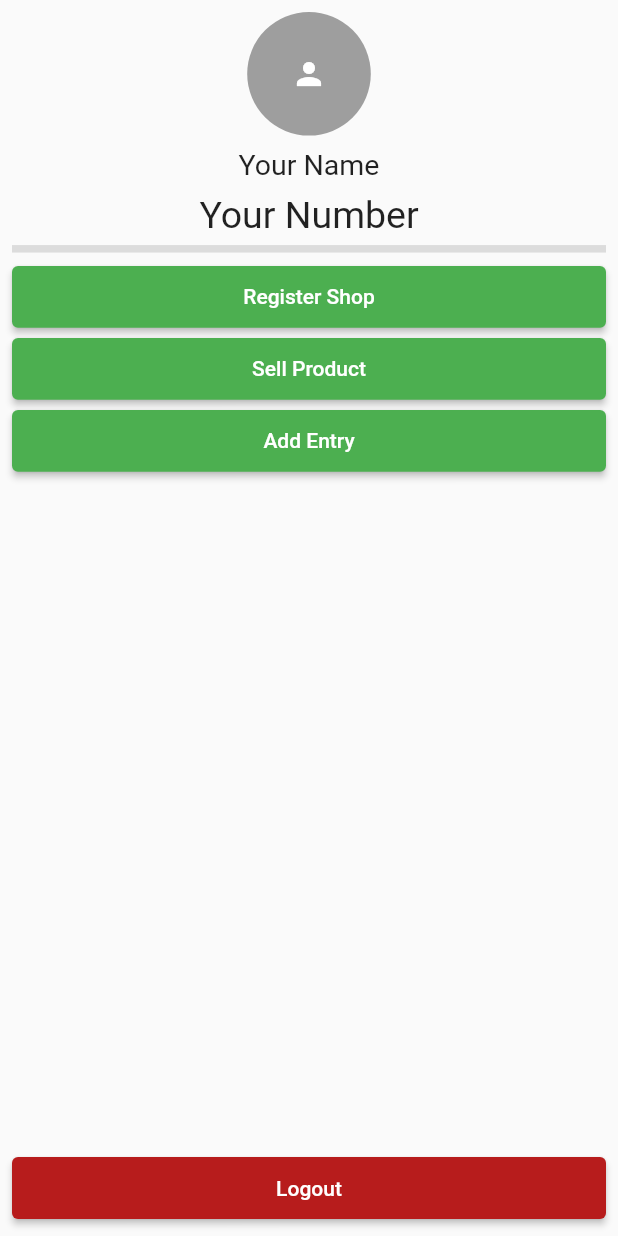
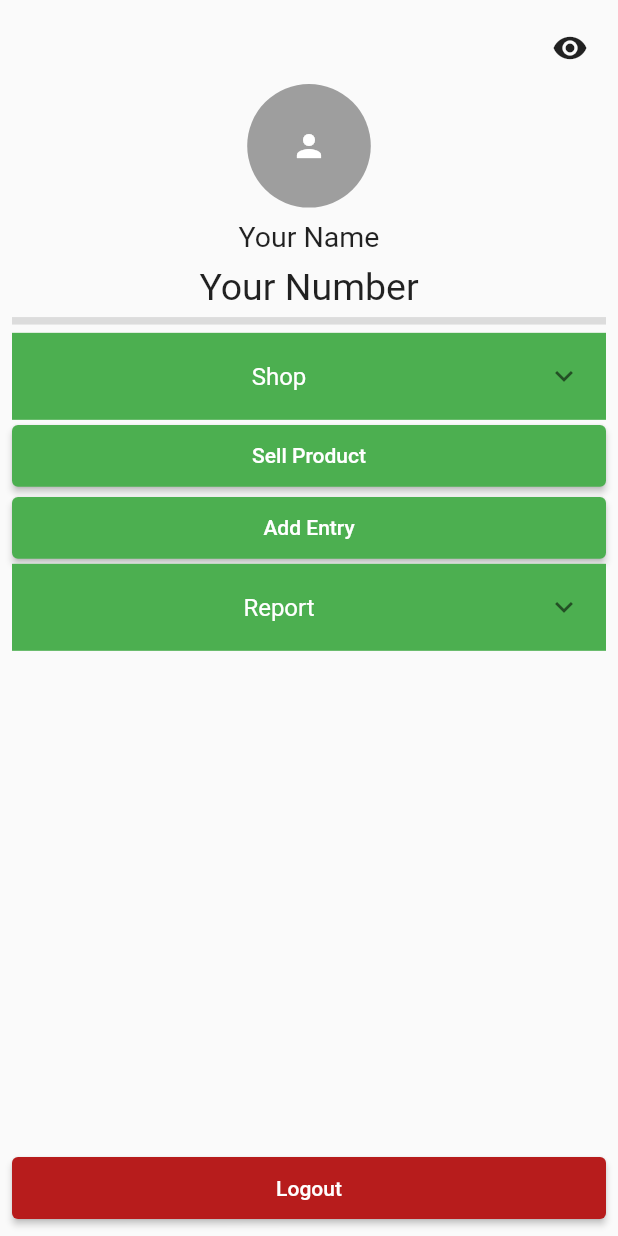
Before and after one commit to Abiral1290/mobi, a Flutter app: the DrawerPage screen opened directly, on a phone screen of 412 x 824 dp. Run offline on Flutter 3.47's test engine with Material 2 defaults, Android fonts, the phone set to English and light mode, and no system bars; our stand-ins replace connectivity, geolocator, get, shared_preferences, sqflite; missing offline and left inert: background_location, flutter_flexible_toast, hawk_fab_menu; accounts and stored records are empty; network calls fail.

Commit message:
drawer page manage

```diff
--- a/lib/utils/api_urls.dart
+++ b/lib/utils/api_urls.dart
@@ -5,4 +5,6 @@ class ApiUrls {
 
   ///call_record_verification?mobile_number=9841372105&server_number=9841345921
   static final String verifyCall = _callServerUrl + 'call_record_verification?';
+
+  // http://202.52.240.148:8092/callserver/api/record_call_log?mobile_number=9843441329&server_number=9801980384
 }
--- a/lib/view/drawer.dart
+++ b/lib/view/drawer.dart
@@ -3,6 +3,7 @@ import 'package:geolocator/geolocator.dart';
 import 'package:get/get.dart';
 import 'package:mobitrack_dv_flutter/controller/auth_controller.dart';
 import 'package:mobitrack_dv_flutter/utils/utilities.dart';
+import 'package:mobitrack_dv_flutter/view/profile.dart';
 import 'package:mobitrack_dv_flutter/view/register/register_shop.dart';
 
 class DrawerPage extends StatelessWidget {
@@ -12,6 +13,13 @@ class DrawerPage extends StatelessWidget {
         Size(Get.size.width, Get.size.height * 0.05)),
   );
 
+  final ButtonStyle expandedButtonStyle = ButtonStyle(
+    backgroundColor: MaterialStateProperty.all<Color>(Colors.green[900]),
+    minimumSize: MaterialStateProperty.all<Size>(
+        Size(Get.size.width, Get.size.height * 0.05)),
+    elevation: MaterialStateProperty.all<double>(10.0),
+  );
+
   @override
   Widget build(BuildContext context) {
     Widget header() {
@@ -19,6 +27,12 @@ class DrawerPage extends StatelessWidget {
         child: Center(
           child: Column(
             children: [
+              Align(
+                alignment: Alignment.topRight,
+                child: IconButton(
+                    icon: Icon(Icons.remove_red_eye),
+                    onPressed: () => Get.to(() => ProfilePage())),
+              ),
               CircleAvatar(
                 backgroundColor: Colors.grey,
                 radius: Get.size.width * 0.1,
@@ -60,10 +74,20 @@ class DrawerPage extends StatelessWidget {
                     Divider(
                       thickness: 5.0,
                     ),
+                    ExpansionTile(
+                      title: Center(
+                        child: Text(
+                          "Shop",
+                          style: TextStyle(color: Colors.white),
+                        ),
+                      ),
+                      backgroundColor: Colors.green,
+                      collapsedBackgroundColor: Colors.green,
+                      children: [
                         ElevatedButton(
                           onPressed: () async {
-                        var res =
-                            await GeolocatorPlatform.instance.checkPermission();
+                            var res = await GeolocatorPlatform.instance
+                                .checkPermission();
 
                             if (res == LocationPermission.whileInUse ||
                                 res == LocationPermission.always) {
@@ -87,11 +111,19 @@ class DrawerPage extends StatelessWidget {
                               Utilities.showInToast(
                                   'Please enable location services and permision',
                                   toastType: ToastType.INFO);
-                          await GeolocatorPlatform.instance.requestPermission();
+                              await GeolocatorPlatform.instance
+                                  .requestPermission();
                             }
                           },
                           child: Text("Register Shop"),
-                      style: buttonStyle,
+                          style: expandedButtonStyle,
+                        ),
+                        ElevatedButton(
+                          onPressed: () {},
+                          child: Text("View Shop"),
+                          style: expandedButtonStyle,
+                        ),
+                      ],
                     ),
                     ElevatedButton(
                       onPressed: () {},
@@ -102,6 +134,28 @@ class DrawerPage extends StatelessWidget {
                       onPressed: () {},
                       child: Text("Add Entry"),
                       style: buttonStyle,
+                    ),
+                    ExpansionTile(
+                      title: Center(
+                        child: Text(
+                          "Report",
+                          style: TextStyle(color: Colors.white),
+                        ),
+                      ),
+                      backgroundColor: Colors.green,
+                      collapsedBackgroundColor: Colors.green,
+                      children: [
+                        ElevatedButton(
+                          onPressed: () {},
+                          child: Text("Sales Report"),
+                          style: expandedButtonStyle,
+                        ),
+                        ElevatedButton(
+                          onPressed: () {},
+                          child: Text("Attandance"),
+                          style: expandedButtonStyle,
+                        ),
+                      ],
                     ),
                   ],
                 ),
```
Also changed, not shown: lib/view/profile.dart (added, +27 -0 lines). Lines whose indentation alone changed are shown as unchanged.
